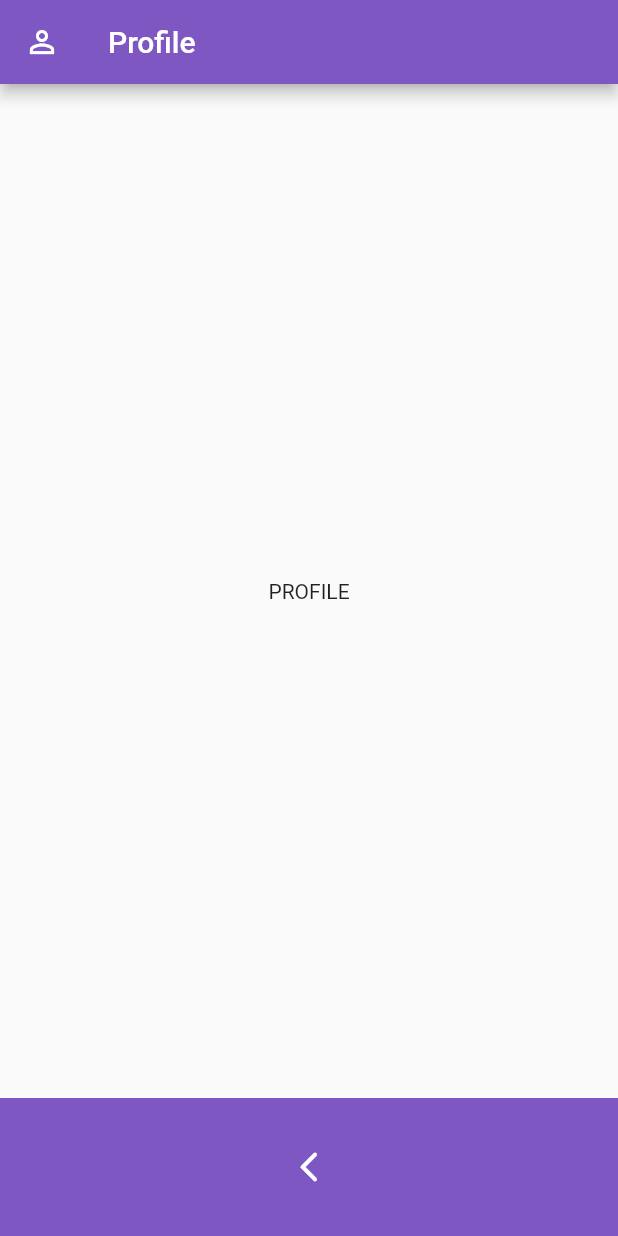
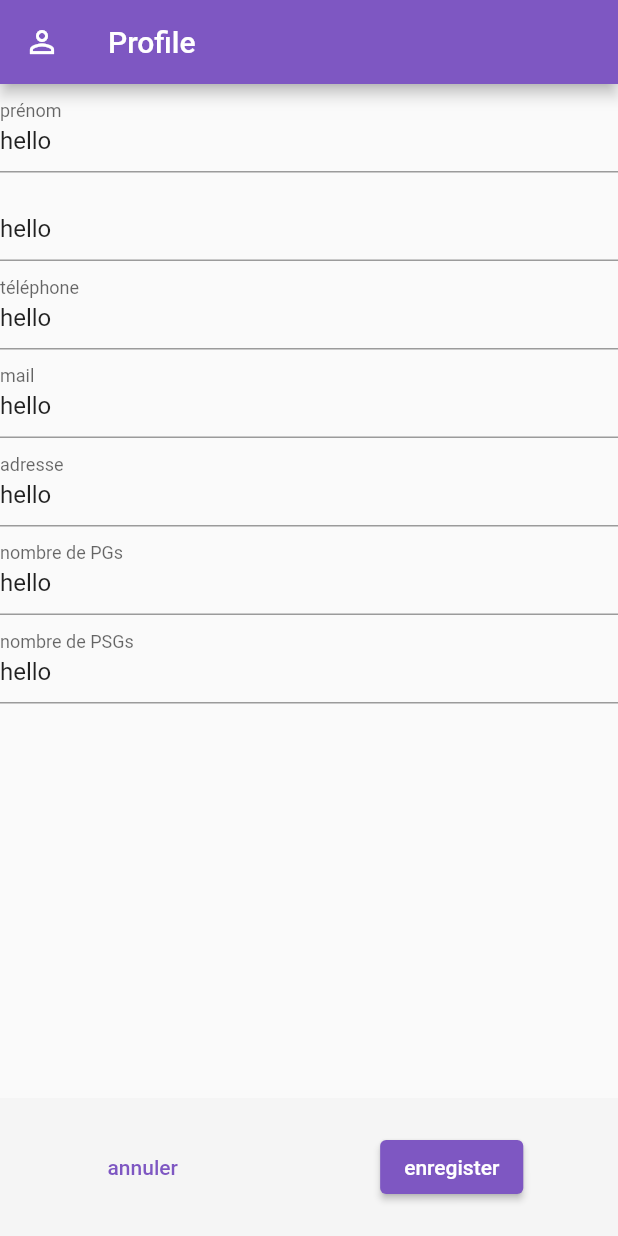
Before and after one commit to GreatPy/sd_tech_app, a Flutter app: the Profile screen opened directly, on a phone screen of 412 x 824 dp. Run offline on Flutter 3.47's test engine with Material 2 defaults, Android fonts, the phone set to English and light mode, and no system bars.

Commit message:
validation_footer designe done

```diff
--- a/lib/Screens/filters.dart
+++ b/lib/Screens/filters.dart
@@ -13,7 +13,10 @@ class Filters extends StatelessWidget {
         appBar: Header(screen: Screen.filters),
         body: Body(
           content: Center(child: Text("FILTRES")),
-          footer: Footer(icons: [Screen.planning]),
+          footer: Footer(
+            icons: [Screen.planning],
+            isKeyboardDisplayed: false,
+          ),
         ));
   }
 }
--- a/lib/Screens/profile.dart
+++ b/lib/Screens/profile.dart
@@ -1,21 +1,60 @@
 import 'package:flutter/material.dart';
 import 'package:sd_tech/models/enums/screen.dart';
+import 'package:sd_tech/models/enums/label.dart';
 import 'package:sd_tech/widgets/generals/Footer/footer.dart';
 import 'package:sd_tech/widgets/generals/header.dart';
 import 'package:sd_tech/widgets/generals/body.dart';
+import 'package:sd_tech/widgets/profile/input.dart';
 
-class Profile extends StatelessWidget {
+class Profile extends StatefulWidget {
   const Profile({super.key});
 
   @override
+  State<Profile> createState() => _ProfileState();
+}
+
+class _ProfileState extends State<Profile> {
+  @override
   Widget build(BuildContext context) {
-    return const Scaffold(
-        appBar: Header(
+    bool isKeyboardDisplayed = true;
+    late Footer footer;
+
+    if (!isKeyboardDisplayed) {
+      footer = Footer(
+        icons: const [Screen.planning],
+        isKeyboardDisplayed: isKeyboardDisplayed,
+      );
+    }
+    if (isKeyboardDisplayed) {
+      footer = Footer(
+        icons: const [Screen.keyboard],
+        isKeyboardDisplayed: isKeyboardDisplayed,
+      );
+    }
+
+    return Scaffold(
+        // resizeToAvoidBottomInset: false,
+        appBar: const Header(
           screen: Screen.profile,
         ),
         body: Body(
-          content: Center(child: Text("PROFILE")),
-          footer: Footer(icons: [Screen.planning]),
+          content: const SingleChildScrollView(
+              child: Form(
+            child: Column(
+              children: [
+                Input(
+                  label: Label.firstname,
+                ),
+                Input(label: Label.lastname),
+                Input(label: Label.phone),
+                Input(label: Label.mail),
+                Input(label: Label.address),
+                Input(label: Label.pg),
+                Input(label: Label.psg),
+              ],
+            ),
+          )),
+          footer: footer,
         ));
   }
 }
--- a/lib/Screens/search.dart
+++ b/lib/Screens/search.dart
@@ -13,7 +13,10 @@ class Search extends StatelessWidget {
         appBar: Header(screen: Screen.searche),
         body: Body(
           content: Center(child: Text("RECHERCHE")),
-          footer: Footer(icons: [Screen.planning]),
+          footer: Footer(
+            icons: [Screen.planning],
+            isKeyboardDisplayed: false,
+          ),
         ));
   }
 }
--- a/lib/Screens/today.dart
+++ b/lib/Screens/today.dart
@@ -13,7 +13,10 @@ class Today extends StatelessWidget {
         appBar: Header(screen: Screen.today),
         body: Body(
           content: Center(child: Text("AUJOIURD'HUI")),
-          footer: Footer(icons: [Screen.planning]),
+          footer: Footer(
+            icons: [Screen.planning],
+            isKeyboardDisplayed: false,
+          ),
         ));
   }
 }
--- a/lib/main.dart
+++ b/lib/main.dart
@@ -24,6 +24,7 @@ void main() {
                 Screen.filters,
                 Screen.today
               ],
+              isKeyboardDisplayed: false,
             ),
           ),
         ),
--- /dev/null
+++ b/lib/models/enums/label.dart
@@ -0,0 +1,9 @@
+enum Label {
+  firstname,
+  lastname,
+  phone,
+  mail,
+  address,
+  pg,
+  psg,
+}
--- a/lib/models/enums/screen.dart
+++ b/lib/models/enums/screen.dart
@@ -1 +1,8 @@
-enum Screen { planning, profile, searche, filters, today }
+enum Screen {
+  planning,
+  profile,
+  searche,
+  filters,
+  today,
+  keyboard,
+}
--- a/lib/models/styles.dart
+++ b/lib/models/styles.dart
@@ -2,3 +2,4 @@ import 'package:flutter/material.dart';
 
 Color primaryColor = Colors.deepPurple.shade400;
 Color whiteColor = Colors.white;
+Color neutralLigth = Colors.grey.shade100;
--- a/lib/widgets/generals/Footer/footer.dart
+++ b/lib/widgets/generals/Footer/footer.dart
@@ -2,25 +2,39 @@ import 'package:flutter/material.dart';
 import 'package:sd_tech/models/styles.dart';
 import 'package:sd_tech/widgets/generals/Footer/footer_icon.dart';
 import 'package:sd_tech/models/enums/screen.dart';
+import 'package:sd_tech/widgets/profile/validation_footer.dart';
 
 class Footer extends StatelessWidget {
-  const Footer({super.key, required this.icons});
+  const Footer({
+    super.key,
+    required this.icons,
+    required this.isKeyboardDisplayed,
+  });
   final List<Screen> icons;
+  final bool isKeyboardDisplayed;
 
   @override
   Widget build(BuildContext context) {
-    //purple footer:
+    if (!isKeyboardDisplayed) {
       return Container(
         height: 92,
         // width: double.infinity,
         color: primaryColor,
         child: Row(
           mainAxisAlignment: MainAxisAlignment.spaceAround,
+          crossAxisAlignment: CrossAxisAlignment.center,
           children: [
             //action items:
-          for (var icon in icons) FooterIcon(icon: icon),
+            for (var icon in icons) FooterIcon(icon: icon)
           ],
         ),
       );
     }
+    if (isKeyboardDisplayed) {
+      return const ValidationFooter();
     }
+    return const Placeholder();
+
+    //purple footer:
+  }
+}
--- a/lib/widgets/generals/Footer/footer_icon.dart
+++ b/lib/widgets/generals/Footer/footer_icon.dart
@@ -30,6 +30,8 @@ class FooterIcon extends StatelessWidget {
       case Screen.today:
         iconData = Icons.bookmark_outline;
         page = const Today();
+      case Screen.keyboard:
+        iconData = Icons.arrow_drop_down_circle_outlined;
       case Screen.planning:
         iconData = Icons.arrow_back_ios_new_rounded;
         page = const Placeholder();
--- a/lib/widgets/generals/header.dart
+++ b/lib/widgets/generals/header.dart
@@ -29,6 +29,7 @@ class Header extends StatelessWidget implements PreferredSizeWidget {
       case Screen.today:
         title = "Aujourd'hui";
         iconData = Icons.bookmark_outline;
+      case Screen.keyboard:
     }
     Icon icon = Icon(iconData, color: whiteColor);
 
--- /dev/null
+++ b/lib/widgets/profile/input.dart
@@ -0,0 +1,50 @@
+import 'package:flutter/material.dart';
+import 'package:sd_tech/models/enums/label.dart';
+
+class Input extends StatefulWidget {
+  const Input({
+    super.key,
+    required this.label,
+  });
+  final Label label;
+
+  @override
+  State<Input> createState() => _InputState();
+}
+
+class _InputState extends State<Input> {
+  @override
+  Widget build(BuildContext context) {
+    String strinLabel = "";
+    TextInputType type = TextInputType.text;
+    switch (widget.label) {
+      case Label.firstname:
+        strinLabel = "prénom";
+        type = TextInputType.name;
+      case Label.lastname:
+        type = TextInputType.name;
+      case Label.phone:
+        strinLabel = "téléphone";
+        type = TextInputType.phone;
+      case Label.mail:
+        strinLabel = "mail";
+        type = TextInputType.emailAddress;
+      case Label.address:
+        strinLabel = "adresse";
+        type = TextInputType.streetAddress;
+      case Label.pg:
+        strinLabel = "nombre de PGs";
+        type = TextInputType.number;
+      case Label.psg:
+        strinLabel = "nombre de PSGs";
+        type = TextInputType.number;
+    }
+
+    return TextFormField(
+      decoration: InputDecoration(label: Text(strinLabel)),
+      keyboardType: type,
+      initialValue: "hello",
+      onTap: () {},
+    );
+  }
+}
--- /dev/null
+++ b/lib/widgets/profile/validation_footer.dart
@@ -0,0 +1,33 @@
+import 'package:flutter/material.dart';
+import 'package:sd_tech/models/styles.dart';
+
+class ValidationFooter extends StatelessWidget {
+  const ValidationFooter({super.key});
+
+  @override
+  Widget build(BuildContext context) {
+    return Container(
+      color: neutralLigth,
+      height: 92,
+      child: Row(
+        mainAxisAlignment: MainAxisAlignment.spaceAround,
+        children: [
+          TextButton(
+            style: TextButton.styleFrom(foregroundColor: primaryColor),
+            onPressed: () {
+              print("cancel");
+            },
+            child: const Text("annuler"),
+          ),
+          ElevatedButton(
+            style: ElevatedButton.styleFrom(backgroundColor: primaryColor),
+            onPressed: () {
+              print("saved");
+            },
+            child: const Text("enregister"),
+          )
+        ],
+      ),
+    );
+  }
+}
```
Lines whose indentation alone changed are shown as unchanged.
